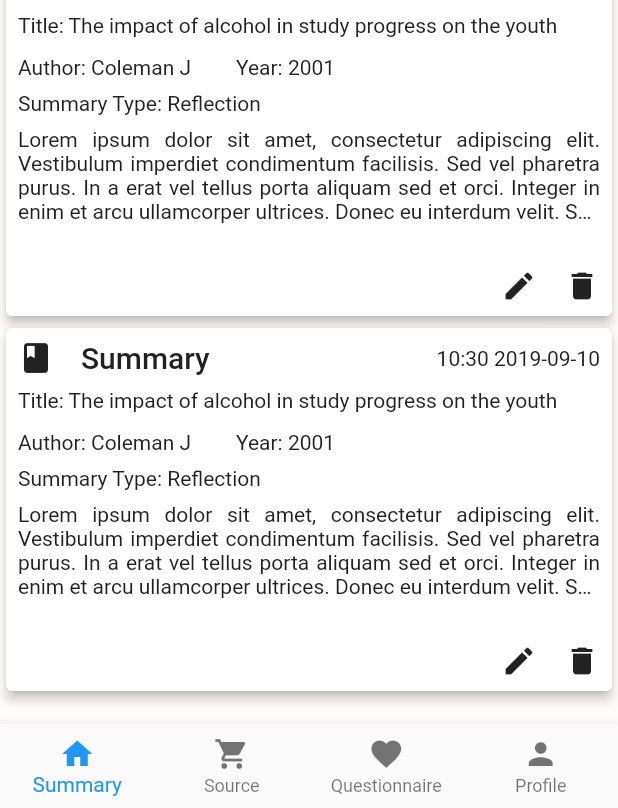
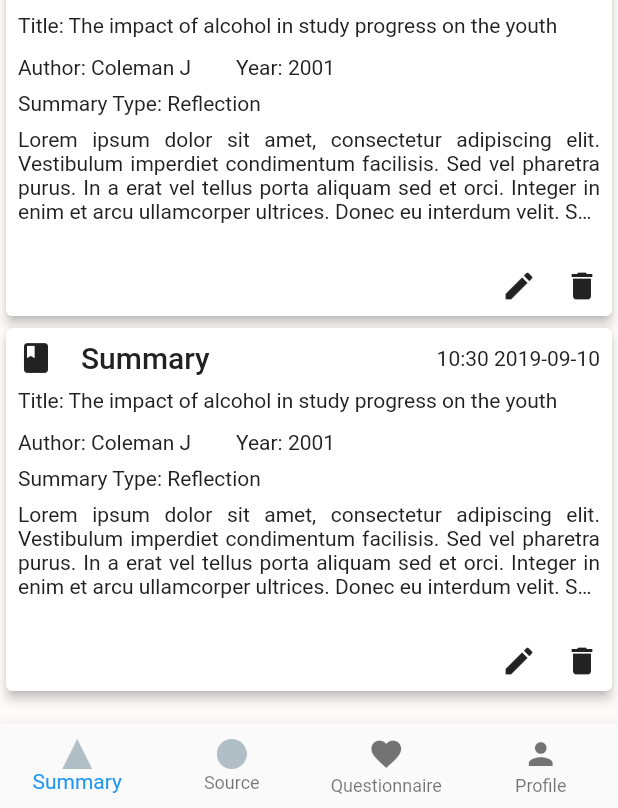
Before and after one commit to LNdame/referease, a Flutter app: the screen it shows after launch, on a phone screen of 412 x 824 dp, the part 428-1236 px from its top. Run offline on Flutter 3.47's test engine with Material 2 defaults, Android fonts, the light colour scheme and no system bars; our stand-ins replace cloud_firestore, connectivity, firebase_auth, firebase_storage, fluttertoast, font_awesome_flutter and 5 more; accounts and stored records are empty; project files that could hold a hidden picture were left out.

Commit message:
custom icon to nav bar

```diff
--- a/lib/uipage/main_screen.dart
+++ b/lib/uipage/main_screen.dart
@@ -55,15 +55,11 @@ class _MainScreenState extends State<MainScreen> {
         type: BottomNavigationBarType.fixed,
         items: <BottomNavigationBarItem>[
           BottomNavigationBarItem(
-            icon: Icon(
-              Icons.home,
-            ),
+            icon:Image.asset('assets/images/triangle.png', width: 20.0,height: 20.0, color: Colors.blueGrey[200],),
             title: Text("Summary"),
           ),
           BottomNavigationBarItem(
-            icon: Icon(
-              Icons.shopping_cart,
-            ),
+            icon:  Image.asset('assets/images/circle.png', width: 20.0,height: 20.0, color: Colors.blueGrey[200],),
             title: Text("Source"),
           ),
           BottomNavigationBarItem(
```
